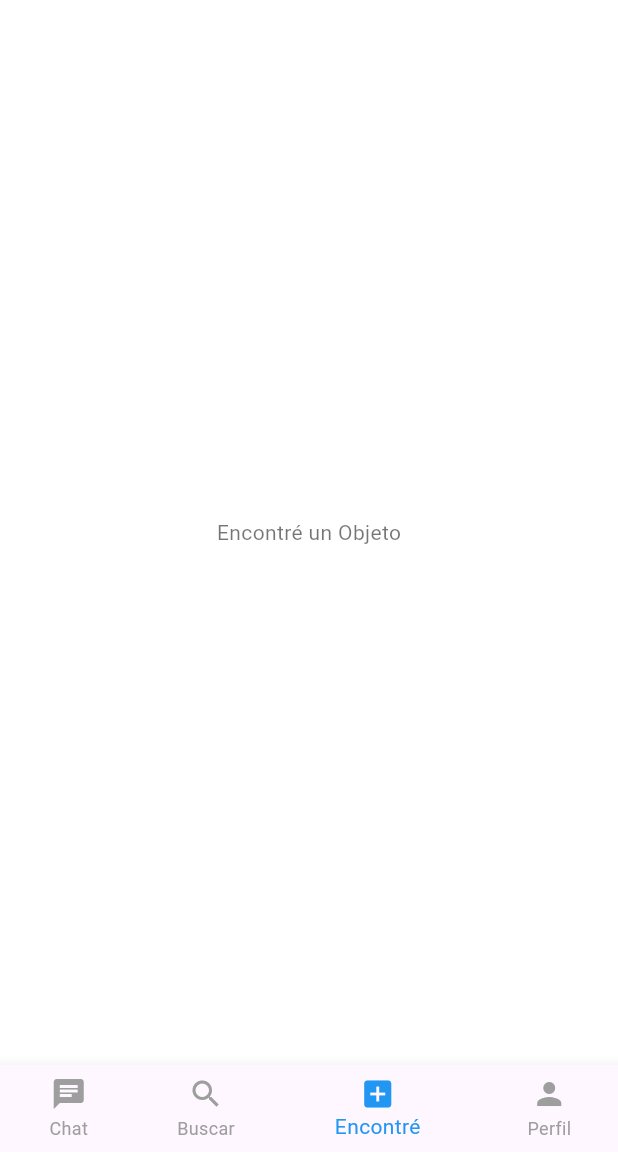
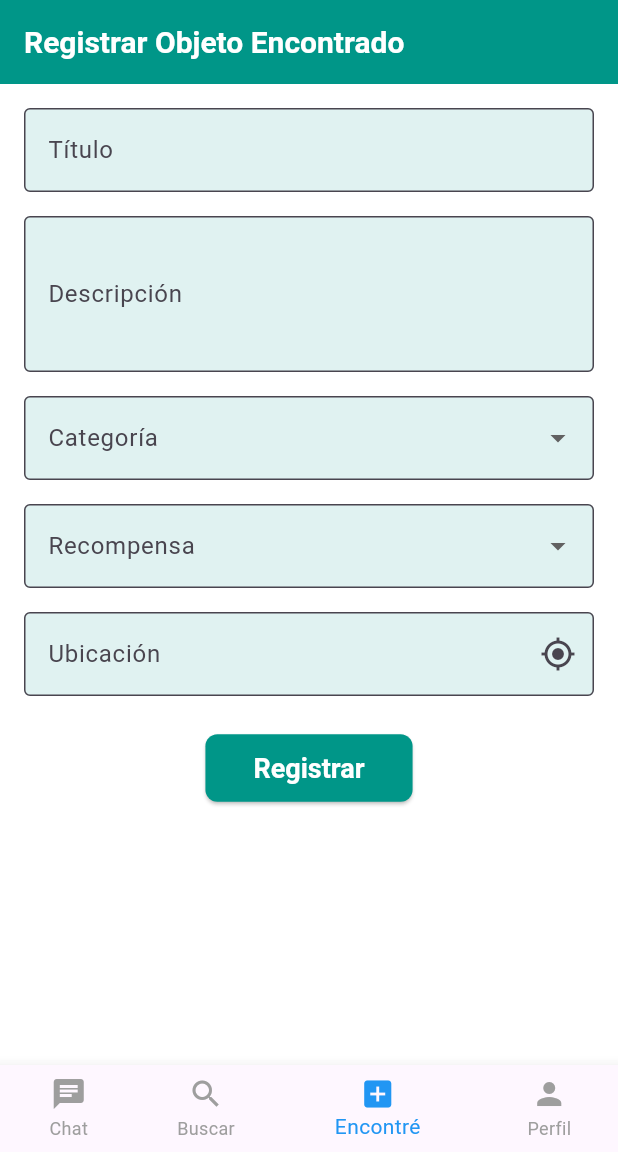
Before and after one commit to LCMatias98/Buscalo-Front-End, a Flutter app: the HomeScreen screen opened directly, item 3 of the bottom bar chosen, on a phone screen of 412 x 824 dp, the part 84-1236 px from its top. Run offline on Flutter 3.47's test engine with Material 3 defaults, Android fonts, the light colour scheme and no system bars; our stand-ins replace firebase_auth, firebase_core, flutter_map, geocoding, geolocator, google_sign_in and 2 more; accounts and stored records are empty.

Commit message:
Feat: add form for Object Lost

```diff
--- /dev/null
+++ b/lib/Interfaces/found_object_form.dart
@@ -0,0 +1,356 @@
+import 'package:flutter/material.dart';
+import 'package:http/http.dart' as http;
+import 'dart:convert';
+import 'package:geolocator/geolocator.dart';
+
+class FoundObjectForm extends StatefulWidget {
+  @override
+  _FoundObjectFormState createState() => _FoundObjectFormState();
+}
+
+class _FoundObjectFormState extends State<FoundObjectForm> {
+  final _formKey = GlobalKey<FormState>();
+  final TextEditingController _titleController = TextEditingController();
+  final TextEditingController _descriptionController = TextEditingController();
+  final TextEditingController _locationController = TextEditingController();
+
+  String? _selectedCategory;
+  String? _selectedReward;
+
+  List<String> _locationSuggestions = [];
+
+  final List<String> _categories = [
+    'Documentos',
+    'Electrónicos',
+    'Ropa',
+    'Objetos personales',
+  ];
+  final List<String> _rewards = ['No', 'Sí'];
+
+  @override
+  Widget build(BuildContext context) {
+    return Scaffold(
+      appBar: AppBar(
+        title: Text('Registrar Objeto Encontrado',
+            style: TextStyle(color: Colors.white)),
+        backgroundColor: Colors.teal,
+      ),
+      body: Padding(
+        padding: const EdgeInsets.all(16.0),
+        child: Form(
+          key: _formKey,
+          child: SingleChildScrollView(
+            child: Column(
+              crossAxisAlignment: CrossAxisAlignment.start,
+              children: [
+                // Title field
+                TextFormField(
+                  controller: _titleController,
+                  decoration: InputDecoration(
+                    labelText: 'Título',
+                    border: OutlineInputBorder(),
+                    filled: true,
+                    fillColor: Colors.teal[50],
+                  ),
+                  validator: (value) {
+                    if (value == null || value.isEmpty) {
+                      return 'Por favor ingrese un título';
+                    }
+                    return null;
+                  },
+                ),
+                SizedBox(height: 16),
+
+                // Description field
+                TextFormField(
+                  controller: _descriptionController,
+                  decoration: InputDecoration(
+                    labelText: 'Descripción',
+                    border: OutlineInputBorder(),
+                    filled: true,
+                    fillColor: Colors.teal[50],
+                  ),
+                  maxLines: 3,
+                  validator: (value) {
+                    if (value == null || value.isEmpty) {
+                      return 'Por favor ingrese una descripción';
+                    }
+                    return null;
+                  },
+                ),
+                SizedBox(height: 16),
+
+                // Category dropdown
+                DropdownButtonFormField<String>(
+                  value: _selectedCategory,
+                  decoration: InputDecoration(
+                    labelText: 'Categoría',
+                    border: OutlineInputBorder(),
+                    filled: true,
+                    fillColor: Colors.teal[50],
+                  ),
+                  items: _categories
+                      .map((category) => DropdownMenuItem(
+                            value: category,
+                            child: Text(category),
+                          ))
+                      .toList(),
+                  onChanged: (value) {
+                    setState(() {
+                      _selectedCategory = value;
+                    });
+                  },
+                  validator: (value) {
+                    if (value == null) {
+                      return 'Por favor seleccione una categoría';
+                    }
+                    return null;
+                  },
+                ),
+                SizedBox(height: 16),
+
+                // Reward dropdown
+                DropdownButtonFormField<String>(
+                  value: _selectedReward,
+                  decoration: InputDecoration(
+                    labelText: 'Recompensa',
+                    border: OutlineInputBorder(),
+                    filled: true,
+                    fillColor: Colors.teal[50],
+                  ),
+                  items: _rewards
+                      .map((reward) => DropdownMenuItem(
+                            value: reward,
+                            child: Text(reward),
+                          ))
+                      .toList(),
+                  onChanged: (value) {
+                    setState(() {
+                      _selectedReward = value;
+                    });
+                  },
+                  validator: (value) {
+                    if (value == null) {
+                      return 'Por favor indique si hay recompensa';
+                    }
+                    return null;
+                  },
+                ),
+                SizedBox(height: 16),
+
+                // Location field with suggestions
+                TextFormField(
+                  controller: _locationController,
+                  decoration: InputDecoration(
+                    labelText: 'Ubicación',
+                    suffixIcon: IconButton(
+                      icon: Icon(Icons.my_location),
+                      onPressed: _selectCurrentLocation,
+                    ),
+                    border: OutlineInputBorder(),
+                    filled: true,
+                    fillColor: Colors.teal[50],
+                  ),
+                  onChanged: (value) => _fetchLocationSuggestions(value),
+                  validator: (value) {
+                    if (value == null || value.isEmpty) {
+                      return 'Por favor ingrese una ubicación';
+                    }
+                    return null;
+                  },
+                ),
+                SizedBox(height: 8),
+
+                // Suggestions List
+                if (_locationSuggestions.isNotEmpty)
+                  ListView.builder(
+                    shrinkWrap: true,
+                    itemCount: _locationSuggestions.length,
+                    itemBuilder: (context, index) {
+                      return ListTile(
+                        title: Text(_locationSuggestions[index]),
+                        onTap: () {
+                          setState(() {
+                            _locationController.text =
+                                _locationSuggestions[index];
+                            _locationSuggestions.clear();
+                          });
+                        },
+                      );
+                    },
+                  ),
+                SizedBox(height: 16),
+
+                // Submit button
+                Center(
+                  child: ElevatedButton(
+                    onPressed: _submitForm,
+                    style: ElevatedButton.styleFrom(
+                      backgroundColor: Colors.teal,
+                      padding:
+                          EdgeInsets.symmetric(horizontal: 32, vertical: 12),
+                    ),
+                    child: Text('Registrar', style: TextStyle(fontSize: 18)),
+                  ),
+                ),
+              ],
+            ),
+          ),
+        ),
+      ),
+    );
+  }
+
+  void _submitForm() {
+    if (_formKey.currentState!.validate()) {
+      final formData = {
+        'title': _titleController.text,
+        'description': _descriptionController.text,
+        'category': _selectedCategory,
+        'reward': _selectedReward,
+        'location': _locationController.text,
+      };
+
+      // TODO: Send formData to the backend
+
+      ScaffoldMessenger.of(context).showSnackBar(
+        SnackBar(content: Text('Formulario enviado con éxito')),
+      );
+    }
+  }
+
+  Future<void> _fetchLocationSuggestions(String query) async {
+    if (query.isEmpty) {
+      setState(() {
+        _locationSuggestions.clear();
+      });
+      return;
+    }
+
+    final url =
+        'https://nominatim.openstreetmap.org/search?q=$query&format=json&addressdetails=1&accept-language=es';
+
+    try {
+      final response = await http.get(Uri.parse(url));
+
+      if (response.statusCode == 200) {
+        final List<dynamic> data = json.decode(response.body);
+
+        setState(() {
+          _locationSuggestions =
+              data.map((item) => item['display_name'] as String).toList();
+        });
+      }
+    } catch (e) {
+      print('Error fetching location suggestions: $e');
+    }
+  }
+
+  Future<void> _selectCurrentLocation() async {
+    bool serviceEnabled;
+    LocationPermission permission;
+
+    // Verifica si los servicios de ubicación están habilitados
+    serviceEnabled = await Geolocator.isLocationServiceEnabled();
+    if (!serviceEnabled) {
+      ScaffoldMessenger.of(context).showSnackBar(
+        SnackBar(
+            content: Text('Los servicios de ubicación están deshabilitados.')),
+      );
+      return;
+    }
+
+    // Verifica los permisos de ubicación
+    permission = await Geolocator.checkPermission();
+    if (permission == LocationPermission.denied) {
+      permission = await Geolocator.requestPermission();
+      if (permission == LocationPermission.denied) {
+        ScaffoldMessenger.of(context).showSnackBar(
+          SnackBar(content: Text('Permiso de ubicación denegado.')),
+        );
+        return;
+      }
+    }
+
+    if (permission == LocationPermission.deniedForever) {
+      ScaffoldMessenger.of(context).showSnackBar(
+        SnackBar(
+            content: Text('Permiso de ubicación permanentemente denegado.')),
+      );
+      return;
+    }
+
+    try {
+      // Obtén la ubicación actual
+      final position = await Geolocator.getCurrentPosition(
+          desiredAccuracy: LocationAccuracy.high);
+
+      // Primero guarda las coordenadas
+      setState(() {
+        _locationController.text =
+            '${position.latitude}, ${position.longitude}';
+      });
+
+      // Luego obtén la dirección
+      await _getAddressFromCoordinates(position.latitude, position.longitude);
+    } catch (e) {
+      print('Error obteniendo la ubicación: $e');
+      ScaffoldMessenger.of(context).showSnackBar(
+        SnackBar(content: Text('Error al obtener la ubicación actual.')),
+      );
+    }
+  }
+
+  Future<void> _getAddressFromCoordinates(
+      double latitude, double longitude) async {
+    final url =
+        'https://nominatim.openstreetmap.org/reverse?lat=$latitude&lon=$longitude&format=json&addressdetails=1&accept-language=es';
+
+    try {
+      final response = await http.get(
+        Uri.parse(url),
+        headers: {'Accept-Language': 'es'},
+      );
+
+      if (response.statusCode == 200) {
+        final data = json.decode(response.body);
+        print('Respuesta JSON: $data');
+
+        if (data['address'] != null) {
+          final address = data['address'];
+          String formattedAddress = '';
+
+          // Primero tomamos la calle y altura
+          final street = address['road'] ?? '';
+          final number = address['house_number'] ?? '';
+
+          // Si tenemos calle y/o altura, las ponemos primero
+          if (street.isNotEmpty || number.isNotEmpty) {
+            formattedAddress = '${street} ${number}'.trim();
+          }
+
+          // Agregamos el resto de la información relevante
+          final suburb = address['suburb'] ?? '';
+          final city = address['city'] ?? '';
+          final state = address['state'] ?? '';
+          final postcode = address['postcode'] ?? '';
+
+          // Solo agregamos las partes que existan
+          if (suburb.isNotEmpty) formattedAddress += ', $suburb';
+          if (city.isNotEmpty) formattedAddress += ', $city';
+          if (state.isNotEmpty) formattedAddress += ', $state';
+          if (postcode.isNotEmpty) formattedAddress += ', $postcode';
+
+          setState(() {
+            _locationController.text = formattedAddress;
+          });
+        }
+      }
+    } catch (e) {
+      print('Error obteniendo la dirección: $e');
+      ScaffoldMessenger.of(context).showSnackBar(
+        SnackBar(content: Text('Error al obtener la dirección.')),
+      );
+    }
+  }
+}
--- a/lib/Interfaces/home_screen.dart
+++ b/lib/Interfaces/home_screen.dart
@@ -4,6 +4,7 @@ import 'package:latlong2/latlong.dart';
 
 import 'menu_widget.dart';
 import 'notification_icon.dart';
+import 'found_object_form.dart';
 
 class HomeScreen extends StatefulWidget {
   @override
@@ -54,7 +55,7 @@ class _HomeScreenState extends State<HomeScreen> {
           ],
         );
       case 2:
-        return Center(child: Text('Encontré un Objeto'));
+        return FoundObjectForm(); // Mostrar el formulario aquí
       case 3:
         return Center(child: Text('Mi Perfil'));
       default:
--- a/pubspec.yaml
+++ b/pubspec.yaml
@@ -38,6 +38,7 @@ dependencies:
   flutter_map: ^4.0.0
   latlong2: ^0.8.1
   geocoding: ^2.0.5
+  geolocator: ^9.0.2
 
   # The following adds the Cupertino Icons font to your application.
   # Use with the CupertinoIcons class for iOS style icons.
```
Also changed, not shown: pubspec.lock, 4 other files.
